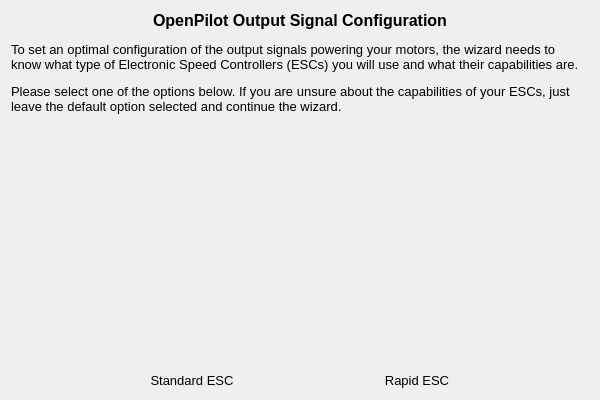
This is ground/openpilotgcs/src/plugins/setupwizard/pages/escpage.ui in openpilot/OpenPilot as Qt 5 draws it before an edit. The edited form follows.
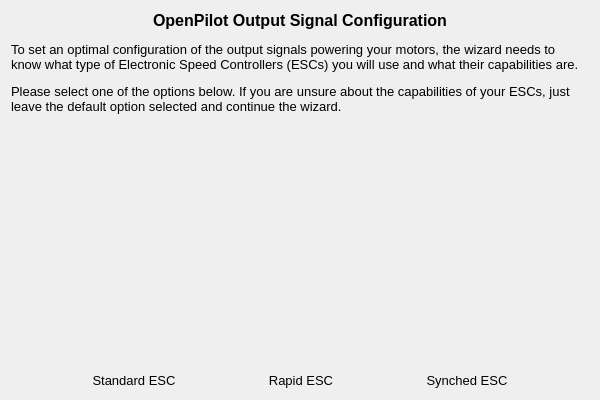
This is the edited form. Icons and pictures are not drawn.

Commit message: OP-1685 Adding support for synched and oneshot in Vehicle Setup Wizard.

The edit to the form file:
```diff
--- a/ground/openpilotgcs/src/plugins/setupwizard/pages/escpage.ui
+++ b/ground/openpilotgcs/src/plugins/setupwizard/pages/escpage.ui
@@ -139,6 +139,50 @@
        </property>
       </widget>
      </item>
+     <item>
+      <widget class="QToolButton" name="synchedESCButton">
+       <property name="font">
+        <font>
+         <pointsize>10</pointsize>
+        </font>
+       </property>
+       <property name="toolTip">
+        <string>Turbo PWM ESC 400Hz</string>
+       </property>
+       <property name="styleSheet">
+        <string notr="true">QToolButton { border: none }</string>
+       </property>
+       <property name="text">
+        <string>Synched ESC</string>
+       </property>
+       <property name="icon">
+        <iconset resource="../wizardResources.qrc">
+         <normaloff>:/setupwizard/resources/bttn-rapid-up.png</normaloff>
+         <normalon>:/setupwizard/resources/bttn-rapid-dwn.png</normalon>:/setupwizard/resources/bttn-rapid-up.png</iconset>
+       </property>
+       <property name="iconSize">
+        <size>
+         <width>200</width>
+         <height>100</height>
+        </size>
+       </property>
+       <property name="checkable">
+        <bool>true</bool>
+       </property>
+       <property name="checked">
+        <bool>false</bool>
+       </property>
+       <property name="autoExclusive">
+        <bool>true</bool>
+       </property>
+       <property name="toolButtonStyle">
+        <enum>Qt::ToolButtonTextUnderIcon</enum>
+       </property>
+       <property name="autoRaise">
+        <bool>true</bool>
+       </property>
+      </widget>
+     </item>
     </layout>
    </item>
   </layout>
```
The commit also changes 3 other files.
